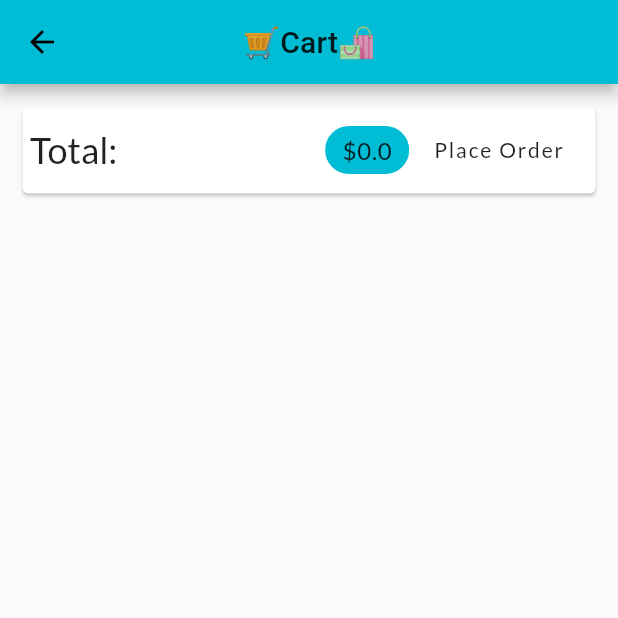
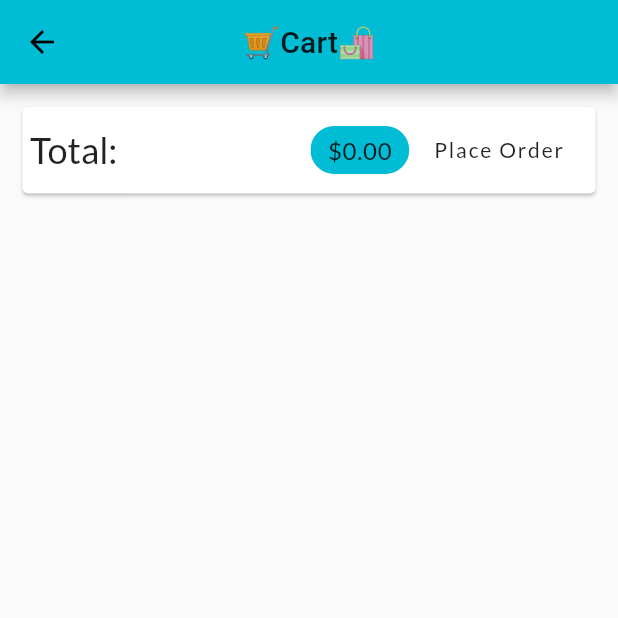
Before and after one commit to demilola/shop-app, a Flutter app: the CartPage screen opened by its route, on a phone screen of 412 x 824 dp, the top half of it. Run offline on Flutter 3.47's test engine with Material 2 defaults, Android fonts, the phone set to English and light mode, and no system bars; our stand-ins replace google_fonts; network calls fail.

Commit message:
fixed overflowing prices

```diff
--- a/lib/screens/cart_page.dart
+++ b/lib/screens/cart_page.dart
@@ -33,7 +33,7 @@ class CartPage extends StatelessWidget {
                   ),
                   Spacer(),
                   Chip(
-                    label: Text('\$${cart.totalAmount}'),
+                    label: Text('\$${cart.totalAmount.toStringAsFixed(2)}'),
                     backgroundColor: theme.primaryColor,
                   ),
                   FlatButton(
--- a/lib/screens/order_item.dart
+++ b/lib/screens/order_item.dart
@@ -23,7 +23,7 @@ class OrderItem extends StatelessWidget {
               child: Text(index.toString()),
             ),
             title: Text(
-              '\$${order.amount}',
+              '\$${order.amount.toStringAsFixed(2)}',
               style: Theme.of(context).textTheme.subtitle2,
             ),
             subtitle: Text(
```
